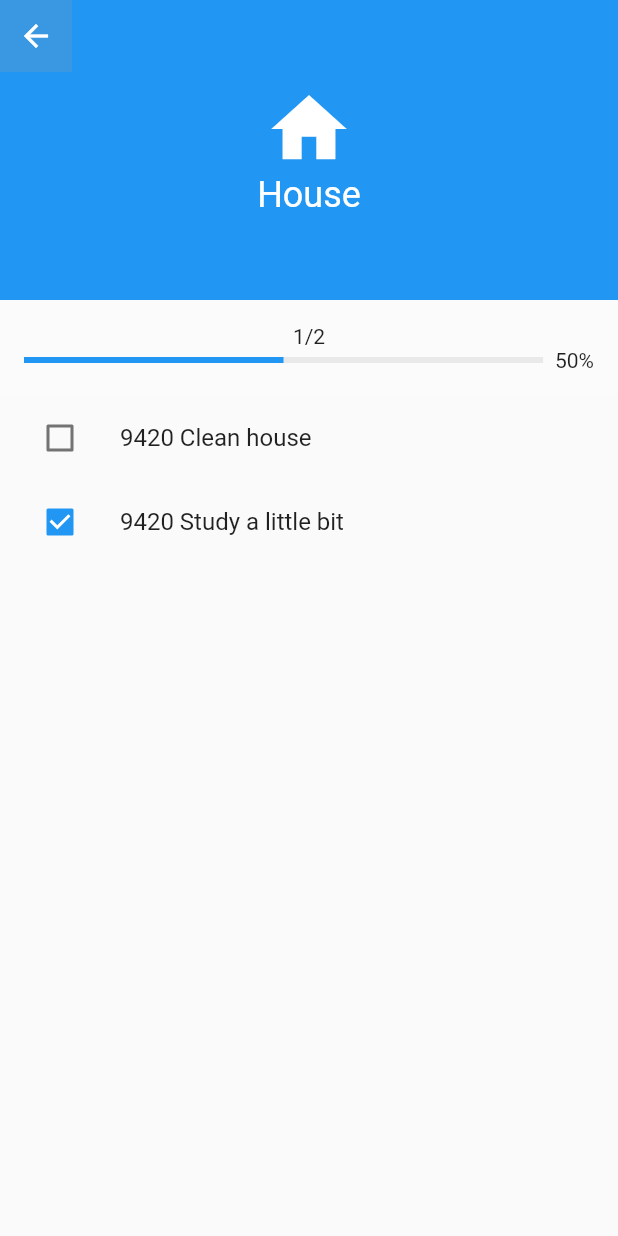
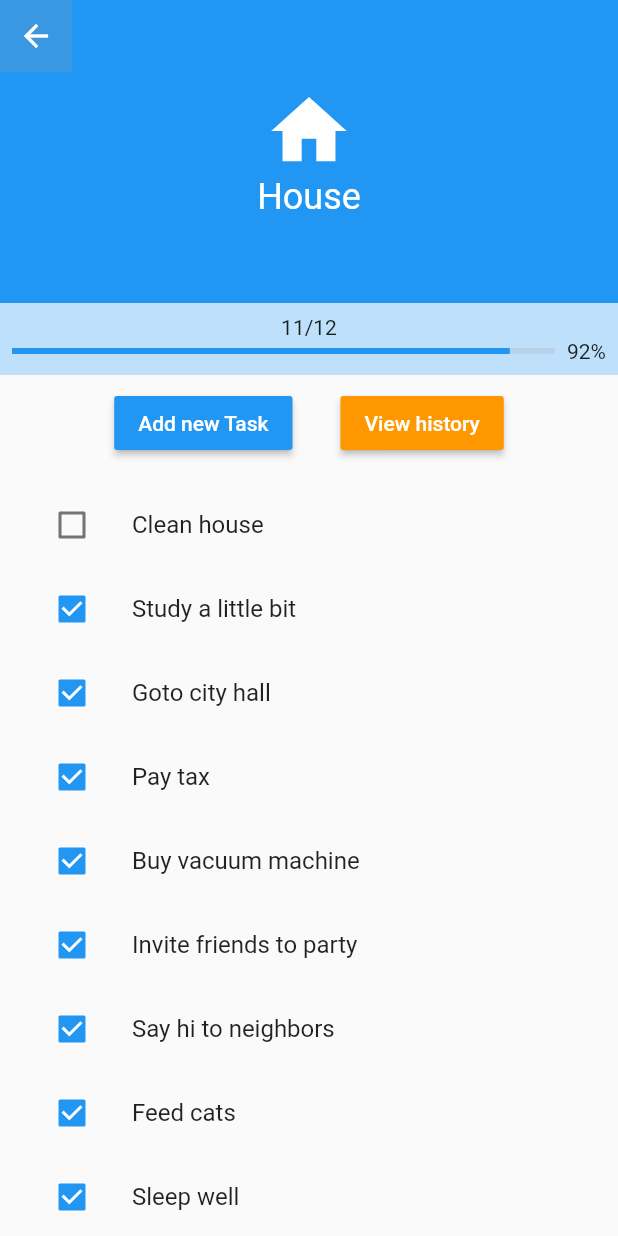
Before and after one commit to eiji03aero/playground, a Flutter app: the screen it shows after launch, after a tap on "House", on a phone screen of 412 x 824 dp. Run offline on Flutter 3.47's test engine with Material 2 defaults, Android fonts, the phone set to English and light mode, and no system bars.

Commit message:
added create new task function

```diff
--- a/lib/models/Todo.dart
+++ b/lib/models/Todo.dart
@@ -11,6 +11,10 @@ class Todo {
   Color color;
   List<Task> tasks;
   IconData icon;
+
+  addTask({title}) {
+    tasks.insert(0, Task(title: title));
+  }
 
   String explainCompleted() {
     return "${completedTasksCount()}/${tasks.length}";
@@ -51,6 +55,16 @@ List<Todo> defaultTodos = [
     tasks: [
       Task(title: 'Clean house', completed: false),
       Task(title: 'Study a little bit', completed: true),
+      Task(title: 'Goto city hall', completed: true),
+      Task(title: 'Pay tax', completed: true),
+      Task(title: 'Buy vacuum machine', completed: true),
+      Task(title: 'Invite friends to party', completed: true),
+      Task(title: 'Say hi to neighbors', completed: true),
+      Task(title: 'Feed cats', completed: true),
+      Task(title: 'Sleep well', completed: true),
+      Task(title: 'Send mail to mom', completed: true),
+      Task(title: 'Learn hi-five', completed: true),
+      Task(title: 'Read cook book', completed: true),
     ],
   ),
   Todo(
--- a/lib/ui/Todo/TodoDetailPage.dart
+++ b/lib/ui/Todo/TodoDetailPage.dart
@@ -1,5 +1,6 @@
 import 'package:flutter/material.dart';
 import 'package:playground/ui/Todo/TodoPercentIndicator.dart';
+import 'package:playground/ui/Todo/TaskNewModal.dart';
 
 import 'package:playground/models/Todo.dart';
 
@@ -26,6 +27,21 @@ class _TodoDetailPageState extends State<TodoDetailPage> {
     });
   }
 
+  void startAddingTask(ctx) {
+    showModalBottomSheet(
+      context: ctx,
+      builder: (context) {
+        return TaskNewModal(onSubmit: handleAddTask);
+      },
+    );
+  }
+
+  void handleAddTask(String title) {
+    setState(() {
+      todo.addTask(title: title);
+    });
+  }
+
   @override
   Widget build(BuildContext context) {
     final detailTopToolBar = Container(
@@ -35,9 +51,14 @@ class _TodoDetailPageState extends State<TodoDetailPage> {
     );
 
     final detailPageContentHeader = Container(
-      height: 200.0,
+      height: 250.0,
+      padding: EdgeInsets.only(top: MediaQuery.of(context).padding.top),
       color: todo.color,
       alignment: Alignment.center,
+      child: Column(
+        mainAxisAlignment: MainAxisAlignment.center,
+        children: [
+          Expanded(
             child: Column(
               mainAxisAlignment: MainAxisAlignment.center,
               children: [
@@ -46,32 +67,62 @@ class _TodoDetailPageState extends State<TodoDetailPage> {
                     style: TextStyle(fontSize: 24.0, color: Colors.white)),
               ],
             ),
-    );
-
-    final detailPageContentDescription = Container(
-      color: Colors.white.withAlpha(50),
-      padding: EdgeInsets.all(16.0),
+          ),
+          Container(
+            color: Colors.white.withAlpha(180),
+            padding: EdgeInsets.all(8.0),
             child: Column(children: [
               Text(todo.explainCompleted()),
               TodoPercentIndicator(todo: todo),
             ]),
+          ),
+        ],
+      ),
     );
+
+    final detailPageContentButtons = Container(
+        padding: EdgeInsets.all(8.0),
+        child: Row(
+          mainAxisAlignment: MainAxisAlignment.center,
+          children: [
+            RaisedButton(
+              onPressed: () {
+                startAddingTask(context);
+              },
+              color: Colors.blue,
+              child:
+                  Text('Add new Task', style: TextStyle(color: Colors.white)),
+            ),
+            Padding(padding: EdgeInsets.only(left: 32.0)),
+            RaisedButton(
+              onPressed: () {
+                print('domo');
+              },
+              color: Colors.orange,
+              child:
+                  Text('View history', style: TextStyle(color: Colors.white)),
+            ),
+          ],
+        ));
 
     final detailPageContent = Column(
       children: [
         detailPageContentHeader,
-        detailPageContentDescription,
+        detailPageContentButtons,
         Expanded(
-          child: ListView(
-            children: todo.tasks.map((task) {
+          child: ListView.builder(
+            padding: EdgeInsets.all(8.0),
+            itemCount: todo.tasks.length,
+            itemBuilder: (context, index) {
+              Task task = todo.tasks[index];
               return ListTile(
                 leading: Checkbox(
                   value: task.completed,
                   onChanged: (cb) => handleToggleCompleted(task, cb),
                 ),
-                title: Text(task.id.toString() + ' ' + task.title),
+                title: Text(task.title),
               );
-            }).toList(),
+            },
           ),
         ),
       ],
--- a/lib/ui/styles/TextStyle.dart
+++ b/lib/ui/styles/C_TextStyle.dart
@@ -1,10 +1,10 @@
 import 'package:flutter/material.dart';
 
-class TextStyle {
+class C_TextStyle {
   static final baseTextStyle = TextStyle();
 
   static final regularTitle = baseTextStyle.copyWith(
-    fontSize: 14.0,
+    fontSize: 18.0,
     fontWeight: FontWeight.w600,
   );
 
```
Also changed, not shown: lib/ui/Todo/TaskNewModal.dart (added, +40 -0 lines). Lines whose indentation alone changed are shown as unchanged.
